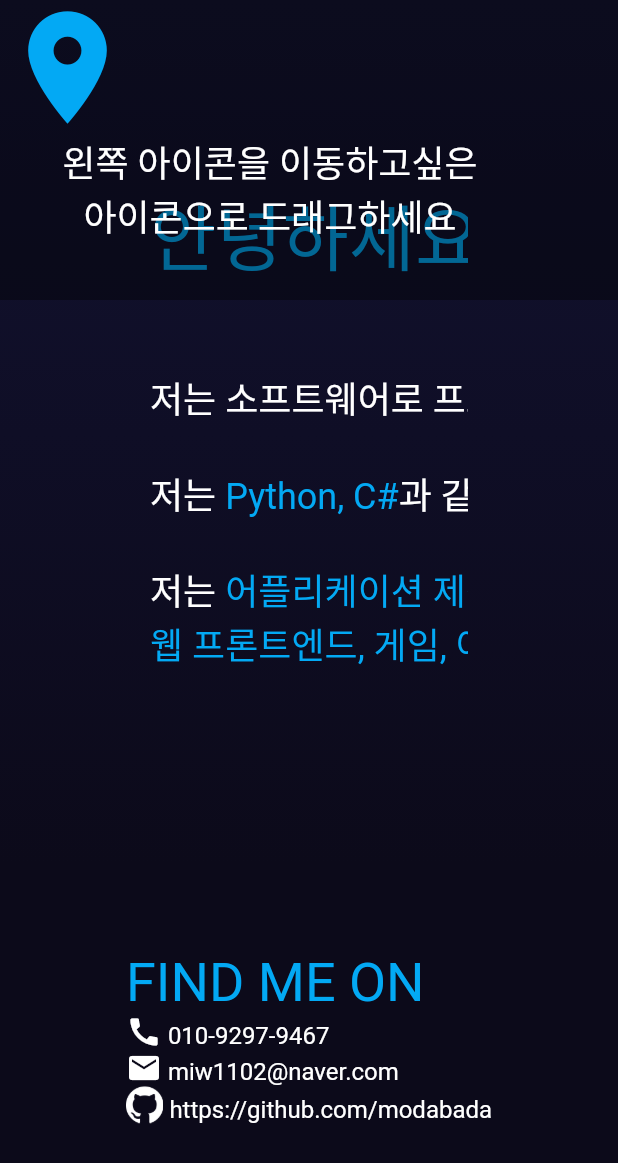
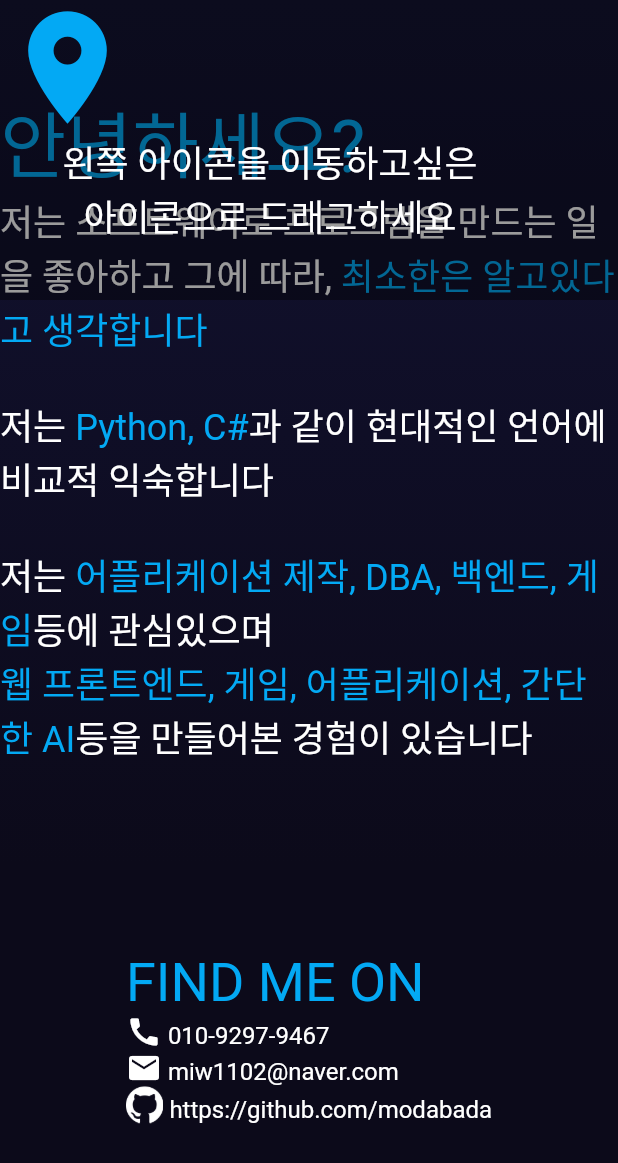
Before and after one commit to modabada/portfolio, a Flutter app: the screen it shows after launch, scrolled down 912 dp, on a phone screen of 412 x 824 dp. Shown: the top 1163 px of the screen. Run offline on Flutter 3.47's test engine with Material 2 defaults, Android fonts, the phone set to English and light mode, and no system bars; our stand-ins replace fluro; missing offline and left inert: korea_regexp.

Commit message:
edit intro text use timer instead call async func apply background

```diff
--- a/lib/Component/Home/homepage.dart
+++ b/lib/Component/Home/homepage.dart
@@ -1,73 +1,52 @@
 import 'package:flutter/material.dart';
 import 'package:portfolio/Component/nav_bar.dart';
-import 'package:portfolio/router.dart';
 import 'package:portfolio/Component/Home/my_banner.dart';
+import 'package:portfolio/Component/background.dart';
 
 class HomePage extends StatelessWidget {
   const HomePage({Key? key}) : super(key: key);
-  static const TextStyle accent = TextStyle(color: Colors.lightBlue);
+  static const TextStyle _accent = TextStyle(
+    color: Colors.lightBlue,
+  );
+  static const TextStyle _largeAccent = TextStyle(
+    fontSize: 48,
+    color: Colors.lightBlue,
+  );
 
   @override
   Widget build(BuildContext context) {
-    return MaterialApp(
-      title: '서울로봇고 문인우의 포트폴리오',
-      onGenerateRoute: Application.router.generator,
-      home: Stack(
-        children: [
-          Material(
+    return Material(
+      textStyle: const TextStyle(fontSize: 24, color: Colors.white),
       child: Stack(
         children: [
-                Container(
-                  decoration: const BoxDecoration(
-                    gradient: LinearGradient(
-                      colors: [
-                        Color.fromARGB(255, 19, 19, 50),
-                        Color.fromARGB(255, 15, 14, 38),
-                        Color.fromARGB(255, 12, 10, 26),
-                      ],
-                      stops: [0, 0.35, 0.7],
-                      begin: Alignment.topCenter,
-                      end: Alignment.bottomCenter,
-                    ),
-                  ),
-                ),
+          const Background(),
           ListView(
             children: [
               const MyBanner(),
-                    SizedBox(
+              const SizedBox(
                 height: 600,
-                      child: Padding(
-                        padding: const EdgeInsets.all(100),
                 child: Center(
-                          child: RichText(
-                            softWrap: false,
-                            text: const TextSpan(
-                              style: TextStyle(
-                                fontSize: 24,
-                                color: Colors.white,
-                              ),
+                  child: Text.rich(
+                    TextSpan(
                       children: [
-                                TextSpan(
-                                    text: "안녕하세요?\n\n",
-                                    style: TextStyle(
-                                        fontSize: 48, color: Colors.lightBlue)),
-                                TextSpan(
-                                    text:
-                                        "저는 소프트웨어로 프로그램을 만드는 일을 좋아하고 그에 따라, 최소한은 알고 있다고 생각합니다\n\n"),
+                        TextSpan(text: "안녕하세요?\n", style: _largeAccent),
+                        TextSpan(text: "저는 소프트웨어로 프로그램을 만드는 일을 좋아하고 그에 따라, "),
+                        TextSpan(text: "최소한은 알고있다고 생각합니다\n\n", style: _accent),
                         TextSpan(text: "저는 "),
-                                TextSpan(text: "Python, C#", style: accent),
+                        TextSpan(text: "Python, C#", style: _accent),
                         TextSpan(text: "과 같이 현대적인 언어에 비교적 익숙합니다\n\n"),
                         TextSpan(text: "저는 "),
                         TextSpan(
                           text: "어플리케이션 제작, DBA, 백엔드, 게임",
-                                    style: accent),
+                          style: _accent,
+                        ),
                         TextSpan(text: "등에 관심있으며\n"),
                         TextSpan(
                           text: "웹 프론트엔드, 게임, 어플리케이션, 간단한 AI",
-                                    style: accent),
+                          style: _accent,
+                        ),
                         TextSpan(text: "등을 만들어본 경험이 있습니다")
                       ],
-                            ),
                     ),
                   ),
                 ),
@@ -78,13 +57,11 @@ class HomePage extends StatelessWidget {
                   child: RichText(
                     softWrap: false,
                     text: TextSpan(
-                            style: const TextStyle(
-                                fontSize: 16, color: Colors.white),
+                      style: const TextStyle(fontSize: 16, color: Colors.white),
                       children: [
-                              const TextSpan(
+                        TextSpan(
                           text: "FIND ME ON\n",
-                                style: TextStyle(
-                                    fontSize: 36, color: Colors.lightBlue),
+                          style: TextStyle(fontSize: 36, color: _accent.color),
                         ),
                         const WidgetSpan(
                           child: Icon(
@@ -106,8 +83,7 @@ class HomePage extends StatelessWidget {
                             height: 25,
                           ),
                         ),
-                              const TextSpan(
-                                  text: " https://github.com/modabada\n"),
+                        const TextSpan(text: " https://github.com/modabada\n"),
                       ],
                     ),
                   ),
@@ -115,9 +91,6 @@ class HomePage extends StatelessWidget {
               ),
             ],
           ),
-              ],
-            ),
-          ),
           const NavBar(),
         ],
       ),
```
Also changed, not shown: lib/Component/Home/intro_text.dart (+57 -27 lines), lib/Component/Home/my_banner.dart (+10 -11 lines). Lines whose indentation alone changed are shown as unchanged.
